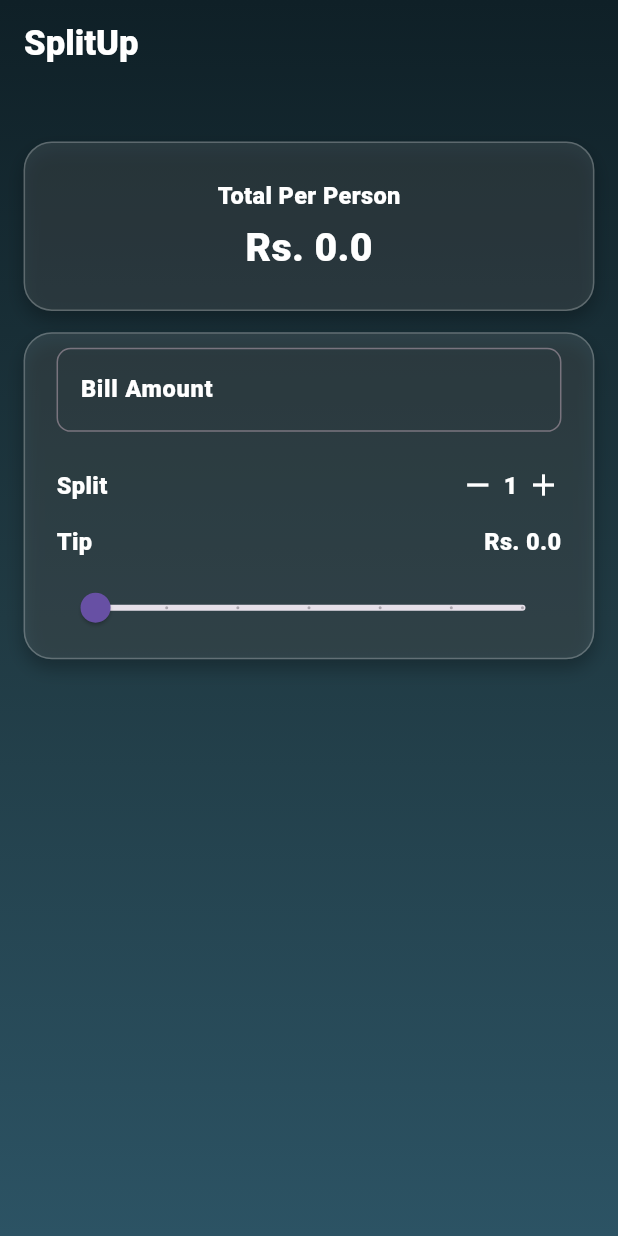
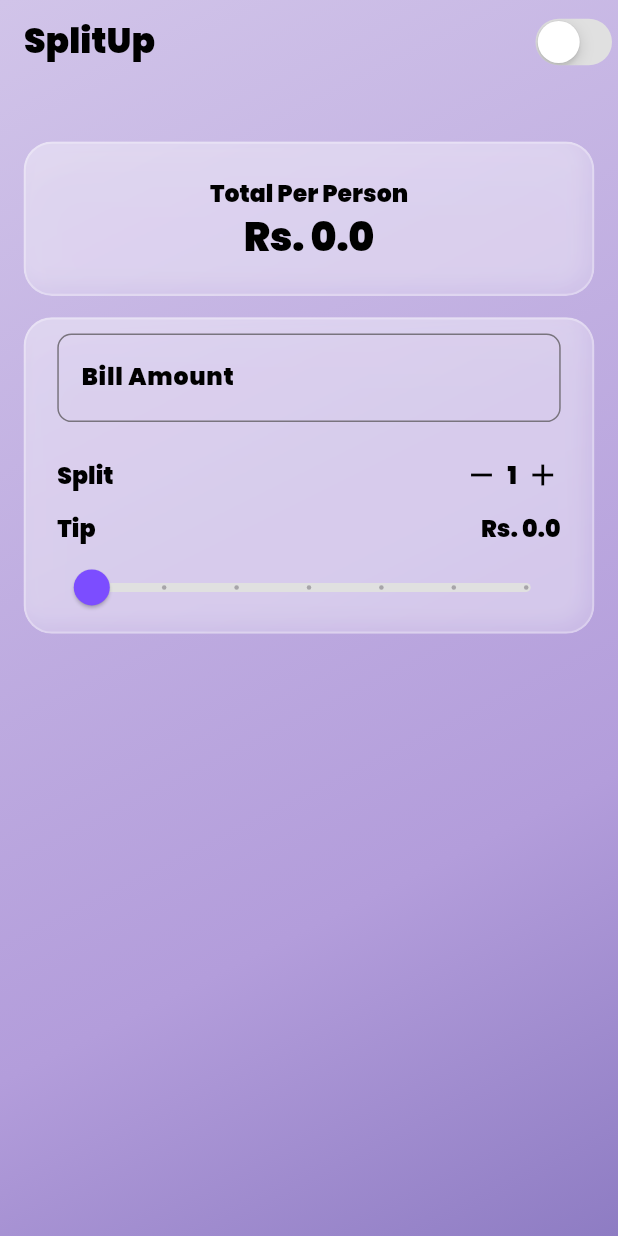
Before and after one commit to Raja-Hamid/splitup, a Flutter app: the screen it shows after launch, on a phone screen of 412 x 824 dp. Run offline on Flutter 3.47's test engine with Material 3 defaults, Android fonts, the phone set to English and light mode, and no system bars; our stand-ins replace flutter_screenutil, get, google_fonts.

Commit message:
Integrated light and dark Themes

```diff
--- a/lib/app_colors.dart
+++ /dev/null
@@ -1,20 +0,0 @@
-import 'package:flutter/material.dart';
-import 'package:flutter_screenutil/flutter_screenutil.dart';
-import 'package:google_fonts/google_fonts.dart';
-
-class AppColors {
-  static const Color white = Color(0xffFFFFFF);
-
-  static final ThemeData lightTheme = ThemeData(
-    brightness: Brightness.light,
-    textTheme: TextTheme(
-      displaySmall: GoogleFonts.poppins(
-        color: Colors.white,
-        fontSize: 15.sp,
-        fontWeight: FontWeight.w900,
-      ),
-    ),
-  );
-
-  static final ThemeData darkTheme = ThemeData(brightness: Brightness.dark);
-}
--- /dev/null
+++ b/lib/app_theme.dart
@@ -0,0 +1,149 @@
+import 'package:flutter/material.dart';
+import 'package:flutter_screenutil/flutter_screenutil.dart';
+import 'package:google_fonts/google_fonts.dart';
+
+class AppTheme {
+  static const Color white = Color(0xffFFFFFF);
+  static const Color black = Color(0xFF000000);
+  static const Color grey = Color(0xff9e9e9e);
+  static const Color transparent = Color(0x00000000);
+
+  static const LinearGradient lightBackgroundGradient = LinearGradient(
+    colors: [Color(0xFFD1C4E9), Color(0xFFB39DDB), Color(0xFF8E7CC3)],
+    stops: [0.0, 0.7, 1.0],
+    begin: Alignment.topLeft,
+    end: Alignment.bottomRight,
+  );
+
+  static const LinearGradient darkBackgroundGradient = LinearGradient(
+    colors: [Color(0xFF0F2027), Color(0xFF203A43), Color(0xFF2C5364)],
+    begin: Alignment.topCenter,
+    end: Alignment.bottomCenter,
+  );
+
+  static final ThemeData lightTheme = ThemeData(
+    brightness: Brightness.light,
+    extensions: <ThemeExtension<dynamic>>[
+      const BackgroundTheme(backgroundGradient: lightBackgroundGradient),
+    ],
+    appBarTheme: AppBarTheme(
+      backgroundColor: transparent,
+      elevation: 0,
+      titleTextStyle: GoogleFonts.poppins(
+        color: black,
+        fontSize: 22.sp,
+        fontWeight: FontWeight.w900,
+      ),
+    ),
+    textTheme: TextTheme(
+      displaySmall: GoogleFonts.poppins(
+        color: black,
+        fontSize: 15.sp,
+        fontWeight: FontWeight.w900,
+      ),
+      displayMedium: GoogleFonts.poppins(
+        color: black,
+        fontSize: 22.sp,
+        fontWeight: FontWeight.w900,
+      ),
+      displayLarge: GoogleFonts.poppins(
+        color: black,
+        fontSize: 25.sp,
+        fontWeight: FontWeight.w900,
+      ),
+    ),
+    inputDecorationTheme: InputDecorationTheme(
+      prefixStyle: GoogleFonts.poppins(
+        color: black,
+        fontSize: 15.sp,
+        fontWeight: FontWeight.w900,
+      ),
+      labelStyle: GoogleFonts.poppins(
+        color: black,
+        fontSize: 15.sp,
+        fontWeight: FontWeight.w900,
+      ),
+      border: OutlineInputBorder(
+        borderSide: BorderSide(color: grey),
+        borderRadius: BorderRadius.circular(10.r),
+      ),
+    ),
+    iconTheme: IconThemeData(color: black),
+  );
+
+  static final ThemeData darkTheme = ThemeData(
+    brightness: Brightness.dark,
+    extensions: <ThemeExtension<dynamic>>[
+      const BackgroundTheme(backgroundGradient: darkBackgroundGradient),
+    ],
+    appBarTheme: AppBarTheme(
+      backgroundColor: transparent,
+      elevation: 0,
+      titleTextStyle: GoogleFonts.poppins(
+        color: white,
+        fontSize: 22.sp,
+        fontWeight: FontWeight.w900,
+      ),
+    ),
+    textTheme: TextTheme(
+      displaySmall: GoogleFonts.poppins(
+        color: white,
+        fontSize: 15.sp,
+        fontWeight: FontWeight.w900,
+      ),
+      displayMedium: GoogleFonts.poppins(
+        color: white,
+        fontSize: 22.sp,
+        fontWeight: FontWeight.w900,
+      ),
+      displayLarge: GoogleFonts.poppins(
+        color: white,
+        fontSize: 25.sp,
+        fontWeight: FontWeight.w900,
+      ),
+    ),
+    inputDecorationTheme: InputDecorationTheme(
+      prefixStyle: GoogleFonts.poppins(
+        color: white,
+        fontSize: 15.sp,
+        fontWeight: FontWeight.w900,
+      ),
+      labelStyle: GoogleFonts.poppins(
+        color: white,
+        fontSize: 15.sp,
+        fontWeight: FontWeight.w900,
+      ),
+      border: OutlineInputBorder(
+        borderSide: BorderSide(color: grey),
+        borderRadius: BorderRadius.circular(10.r),
+      ),
+    ),
+    iconTheme: IconThemeData(color: white),
+  );
+}
+
+@immutable
+class BackgroundTheme extends ThemeExtension<BackgroundTheme> {
+  final Gradient? backgroundGradient;
+
+  const BackgroundTheme({this.backgroundGradient});
+
+  @override
+  BackgroundTheme copyWith({Gradient? backgroundGradient}) {
+    return BackgroundTheme(
+      backgroundGradient: backgroundGradient ?? this.backgroundGradient,
+    );
+  }
+
+  @override
+  BackgroundTheme lerp(ThemeExtension<BackgroundTheme>? other, double t) {
+    if (other is! BackgroundTheme) return this;
+    return BackgroundTheme(
+      backgroundGradient: Gradient.lerp(
+        backgroundGradient,
+        other.backgroundGradient,
+        t,
+      ),
+    );
+  }
+}
--- a/lib/main.dart
+++ b/lib/main.dart
@@ -1,8 +1,10 @@
 import 'package:flutter/material.dart';
 import 'package:flutter_screenutil/flutter_screenutil.dart';
 import 'package:get/get.dart';
+import 'package:splitup/app_theme.dart';
 import 'package:splitup/main_controller.dart';
 import 'package:splitup/main_screen.dart';
+import 'package:splitup/theme_controller.dart';
 
 void main() async {
   await ScreenUtil.ensureScreenSize();
@@ -17,10 +19,20 @@ class MyApp extends StatelessWidget {
   Widget build(BuildContext context) {
     return ScreenUtilInit(
       designSize: const Size(393, 873),
-      child: GetMaterialApp(
-        debugShowCheckedModeBanner: false,
-        home: MainScreen(),
-      ),
+      builder: (context, child) {
+        return GetBuilder<ThemeController>(
+          init: ThemeController.instance,
+          builder: (controller) {
+            return GetMaterialApp(
+              theme: AppTheme.lightTheme,
+              darkTheme: AppTheme.darkTheme,
+              themeMode: controller.themeMode,
+              debugShowCheckedModeBanner: false,
+              home: MainScreen(),
+            );
+          },
+        );
+      },
     );
   }
 }
--- a/lib/main_screen.dart
+++ b/lib/main_screen.dart
@@ -1,8 +1,12 @@
+import 'dart:ui';
+import 'package:flutter/cupertino.dart';
 import 'package:flutter/material.dart';
 import 'package:flutter/services.dart';
 import 'package:flutter_screenutil/flutter_screenutil.dart';
 import 'package:get/get.dart';
+import 'package:splitup/app_theme.dart';
 import 'package:splitup/main_controller.dart';
+import 'package:splitup/theme_controller.dart';
 
 class MainScreen extends StatefulWidget {
   const MainScreen({super.key});
@@ -17,54 +21,43 @@ class _MainScreenState extends State<MainScreen> {
 
   @override
   Widget build(BuildContext context) {
+    final theme = Theme.of(context);
+    final themeController = ThemeController.instance;
     return Scaffold(
       extendBodyBehindAppBar: true,
       backgroundColor: Colors.white,
       appBar: AppBar(
         backgroundColor: Colors.transparent,
         elevation: 0,
-        title: Text(
-          'SplitUp',
-          style: TextStyle(
-            color: Colors.white,
-            fontSize: 22.sp,
-            fontWeight: FontWeight.w900,
-          ),
-        ),
-        actions: [],
+        title: Text('SplitUp'),
+        actions: [
+          Obx(() {
+            return CupertinoSwitch(
+              inactiveTrackColor: Colors.grey.shade300,
+              value: themeController.isDarkMode,
+              onChanged: (_) => themeController.toggleTheme(),
+            );
+          }),
+        ],
       ),
       body: Container(
         padding: EdgeInsets.symmetric(horizontal: 15.w, vertical: 100.h),
         decoration: BoxDecoration(
-          gradient: LinearGradient(
-            colors: [Color(0xFF0F2027), Color(0xFF203A43), Color(0xFF2C5364)],
-            begin: Alignment.topCenter,
-            end: Alignment.bottomCenter,
-          ),
+          gradient: theme.extension<BackgroundTheme>()?.backgroundGradient,
         ),
         child: Column(
           children: [
             buildGlassCard(
+              context: context,
               padding: EdgeInsets.symmetric(vertical: 25.h),
               child: Column(
                 children: [
-                  Text(
-                    'Total Per Person',
-                    style: TextStyle(
-                      color: Colors.white,
-                      fontWeight: FontWeight.w900,
-                      fontSize: 15.sp,
-                    ),
-                  ),
+                  Text('Total Per Person', style: theme.textTheme.displaySmall),
                   SizedBox(height: 5.h),
                   Obx(() {
                     return Text(
                       'Rs. ${_mainController.individualBill}',
-                      style: TextStyle(
-                        color: Colors.white,
-                        fontWeight: FontWeight.w900,
-                        fontSize: 25.sp,
-                      ),
+                      style: theme.textTheme.displayLarge,
                     );
                   }),
                 ],
@@ -72,6 +65,7 @@ class _MainScreenState extends State<MainScreen> {
             ),
             SizedBox(height: 15.h),
             buildGlassCard(
+              context: context,
               padding: EdgeInsets.symmetric(horizontal: 20.w, vertical: 10.h),
               child: Column(
                 mainAxisAlignment: MainAxisAlignment.center,
@@ -81,27 +75,9 @@ class _MainScreenState extends State<MainScreen> {
                     controller: _totalBillController,
                     decoration: InputDecoration(
                       prefixText: 'Rs. ',
-                      prefixStyle: TextStyle(
-                        color: Colors.white,
-                        fontSize: 15.sp,
-                        fontWeight: FontWeight.w900,
+                      labelText: 'Bill Amount',
                     ),
-                      labelText: 'Bill Amount',
-                      labelStyle: TextStyle(
-                        color: Colors.white,
-                        fontSize: 15.sp,
-                        fontWeight: FontWeight.w900,
-                      ),
-                      border: OutlineInputBorder(
-                        borderSide: BorderSide(color: Colors.grey),
-                        borderRadius: BorderRadius.circular(10.r),
-                      ),
-                    ),
-                    style: TextStyle(
-                      color: Colors.white,
-                      fontSize: 15.sp,
-                      fontWeight: FontWeight.w900,
-                    ),
+                    style: theme.textTheme.displayMedium,
                     keyboardType: TextInputType.number,
                     inputFormatters: [
                       FilteringTextInputFormatter.allow(
@@ -118,33 +94,22 @@ class _MainScreenState extends State<MainScreen> {
                   SizedBox(height: 25.h),
                   Row(
                     children: [
-                      Text(
-                        'Split',
-                        style: TextStyle(
-                          color: Colors.white,
-                          fontSize: 15.sp,
-                          fontWeight: FontWeight.w900,
-                        ),
-                      ),
+                      Text('Split', style: theme.textTheme.displaySmall),
                       Spacer(),
                       GestureDetector(
-                        child: Icon(Icons.remove, color: Colors.white),
+                        child: Icon(Icons.remove),
                         onTap: () => _mainController.removePerson(),
                       ),
                       SizedBox(width: 5.w),
                       Obx(() {
                         return Text(
                           '${_mainController.totalPersons}',
-                          style: TextStyle(
-                            color: Colors.white,
-                            fontSize: 15.sp,
-                            fontWeight: FontWeight.w900,
-                          ),
+                          style: theme.textTheme.displaySmall,
                         );
                       }),
                       SizedBox(width: 5.w),
                       GestureDetector(
-                        child: Icon(Icons.add, color: Colors.white),
+                        child: Icon(Icons.add),
                         onTap: () => _mainController.addPerson(),
                       ),
                     ],
@@ -152,35 +117,58 @@ class _MainScreenState extends State<MainScreen> {
                   SizedBox(height: 15.h),
                   Row(
                     children: [
-                      Text(
-                        'Tip',
-                        style: TextStyle(
-                          color: Colors.white,
-                          fontSize: 15.sp,
-                          fontWeight: FontWeight.w900,
-                        ),
-                      ),
+                      Text('Tip', style: theme.textTheme.displaySmall),
                       Spacer(),
                       Obx(() {
                         return Text(
                           'Rs. ${_mainController.tip}',
-                          style: TextStyle(
-                            color: Colors.white,
-                            fontSize: 15.sp,
-                            fontWeight: FontWeight.w900,
-                          ),
+                          style: theme.textTheme.displaySmall,
                         );
                       }),
                     ],
                   ),
                   SizedBox(height: 10.h),
                   Obx(() {
-                    return Slider(
+                    final isDark =
+                        Theme.of(context).brightness == Brightness.dark;
+
+                    return SliderTheme(
+                      data: SliderTheme.of(context).copyWith(
+                        trackHeight: 6,
+                        inactiveTrackColor: isDark
+                            ? Colors.white24
+                            : Colors.grey.shade300,
+                        thumbColor: isDark
+                            ? Colors.purpleAccent
+                            : Colors.deepPurpleAccent,
+                        overlayColor: isDark
+                            ? Colors.purpleAccent.withValues(alpha: 0.3)
+                            : Colors.deepPurpleAccent.withValues(alpha: 0.2),
+                        thumbShape: const RoundSliderThumbShape(
+                          enabledThumbRadius: 12,
+                        ),
+                        overlayShape: const RoundSliderOverlayShape(
+                          overlayRadius: 20,
+                        ),
+                        trackShape: const RoundedRectSliderTrackShape(),
+                        valueIndicatorShape:
+                            const PaddleSliderValueIndicatorShape(),
+                        valueIndicatorColor: isDark
+                            ? Colors.black
+                            : Colors.white,
+                        valueIndicatorTextStyle: TextStyle(
+                          color: isDark ? Colors.white : Colors.black,
+                          fontWeight: FontWeight.bold,
+                        ),
+                      ),
+                      child: Slider(
                         value: _mainController.tip,
                         onChanged: (value) => _mainController.setTip(value),
                         min: 0,
                         max: 300,
                         divisions: 6,
+                        label: 'Rs. ${_mainController.tip.round()}',
+                      ),
                     );
                   }),
                 ],
@@ -193,22 +181,54 @@ class _MainScreenState extends State<MainScreen> {
   }
 }
 
-Widget buildGlassCard({required Widget child, required EdgeInsets padding}) {
-  return Container(
+Widget buildGlassCard({
+  required BuildContext context,
+  required Widget child,
+  EdgeInsets padding = const EdgeInsets.all(16),
+}) {
+  final isDark = Theme.of(context).brightness == Brightness.dark;
+
+  return ClipRRect(
+    borderRadius: BorderRadius.circular(20.r),
+    child: BackdropFilter(
+      filter: ImageFilter.blur(sigmaX: 15, sigmaY: 15),
+      child: Container(
         width: double.infinity,
         padding: padding,
         decoration: BoxDecoration(
-      color: Colors.white.withValues(alpha: 0.1),
+          color: isDark
+              ? Colors.white.withValues(alpha: 0.05)
+              : Colors.white.withValues(alpha: 0.25),
           borderRadius: BorderRadius.circular(20.r),
-      border: Border.all(color: Colors.white24),
-      boxShadow: [
+          border: Border.all(
+            color: isDark
+                ? Colors.white.withValues(alpha: 0.1)
+                : Colors.white.withValues(alpha: 0.3),
+            width: isDark ? 1.0 : 1.5,
+          ),
+          boxShadow: isDark
+              ? [
                   BoxShadow(
-          color: Colors.black26,
-          blurRadius: 10.r,
-          offset: Offset(0, 6),
+                    color: Colors.black.withValues(alpha: 0.4),
+                    blurRadius: 12,
+                    offset: const Offset(0, 6),
+                  ),
+                ]
+              : [
+                  BoxShadow(
+                    color: const Color(0x33B39DDB),
+                    blurRadius: 28,
+                    offset: const Offset(0, 18),
+                  ),
+                  BoxShadow(
+                    color: Colors.white.withValues(alpha: 0.2),
+                    blurRadius: 10,
+                    offset: const Offset(-6, -6),
                   ),
                 ],
         ),
         child: child,
+      ),
+    ),
   );
 }
--- /dev/null
+++ b/lib/theme_controller.dart
@@ -0,0 +1,22 @@
+import 'package:flutter/material.dart';
+import 'package:get/get.dart';
+
+class ThemeController extends GetxController {
+  static final ThemeController _instance = ThemeController._internal();
+  factory ThemeController() => _instance;
+
+  ThemeController._internal();
+
+  static ThemeController get instance => _instance;
+  final _themeMode = ThemeMode.light.obs;
+  final _isDarkMode = false.obs;
+
+  ThemeMode get themeMode => _themeMode.value;
+  bool get isDarkMode => _isDarkMode.value;
+
+  Future<void> toggleTheme() async {
+    _isDarkMode.value = !_isDarkMode.value;
+    _themeMode.value = _isDarkMode.value ? ThemeMode.dark : ThemeMode.light;
+    update();
+  }
+}
```
Also changed, not shown: 1 other file. Lines whose indentation alone changed are shown as unchanged.
